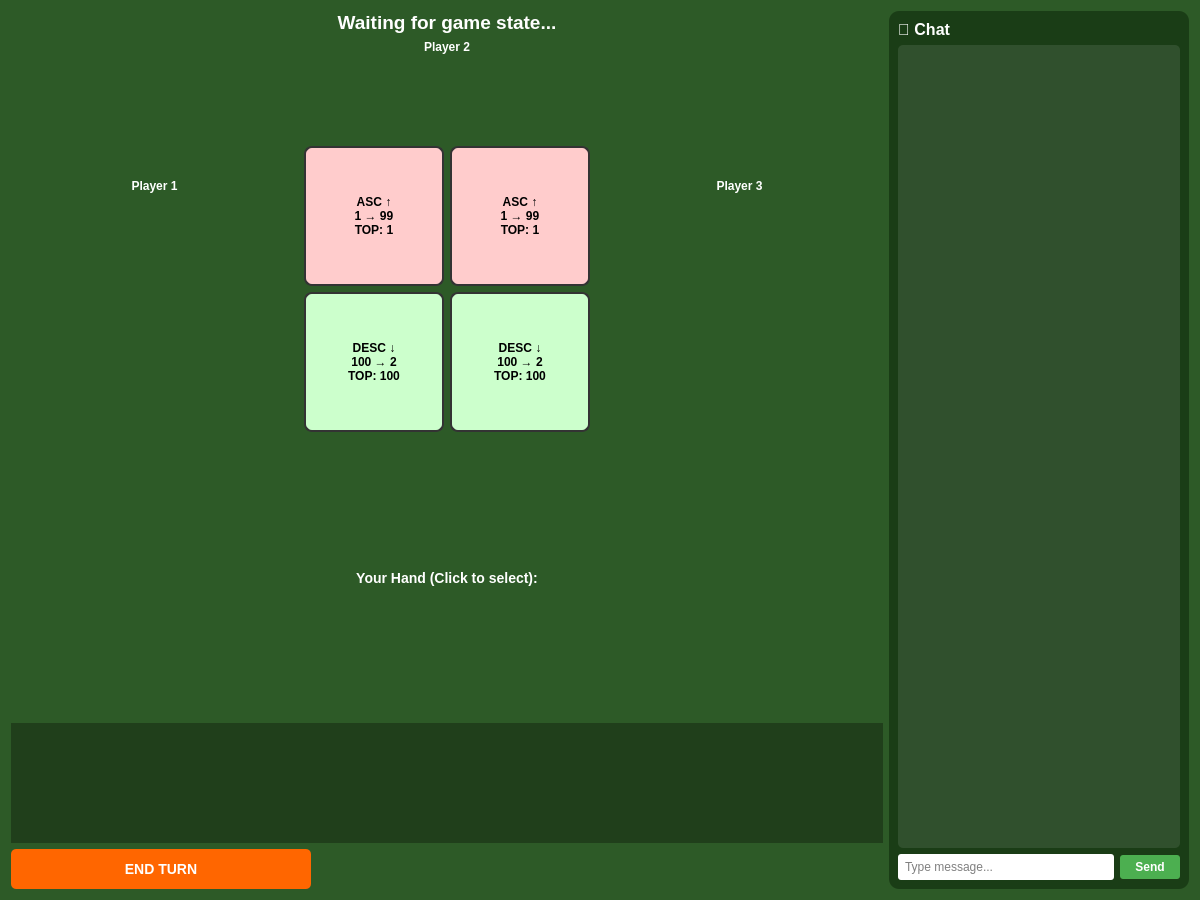
Before: the Qt Designer form TheGame/TheGame_Client/GameBoardWidget.ui in DavidMacovei/TheGame, drawn with Qt 5.
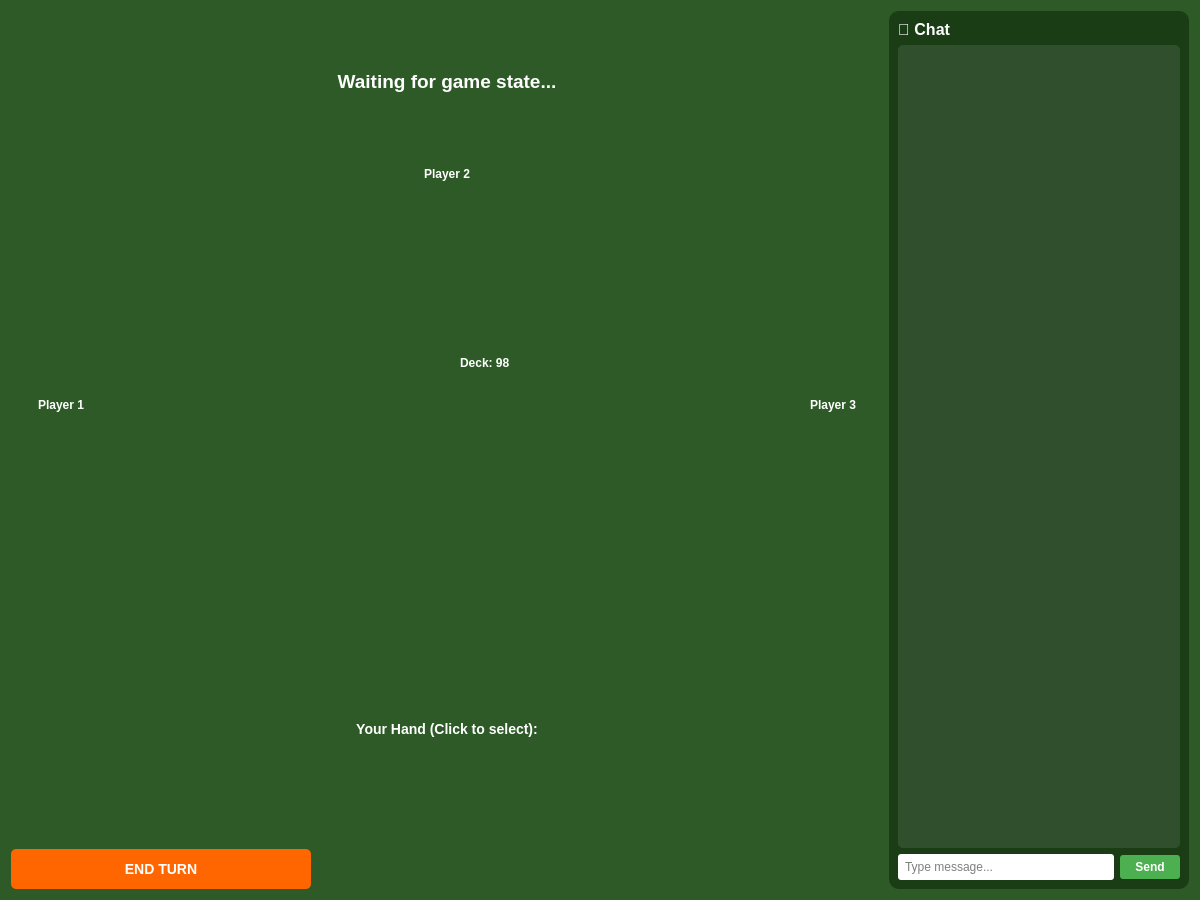
After: the same form once the commit is applied. Custom widgets are drawn as their Qt base class.

Diff of the .ui file:
```diff
--- a/TheGame/TheGame_Client/GameBoardWidget.ui
+++ b/TheGame/TheGame_Client/GameBoardWidget.ui
@@ -59,23 +59,15 @@
          <property name="minimumSize">
           <size>
            <width>0</width>
-           <height>80</height>
+ <height>100</height>
           </size>
          </property>
          <property name="maximumSize">
           <size>
            <width>16777215</width>
-           <height>80</height>
+           <height>120</height>
           </size>
          </property>
-         <property name="styleSheet">
-          <string>background-color: transparent;</string>
-         </property>
-         <layout class="QHBoxLayout" name="player2HandLayout">
-          <property name="spacing">
-           <number>-20</number>
-          </property>
-         </layout>
         </widget>
        </item>
       </layout>
@@ -107,92 +99,117 @@
              <height>200</height>
             </size>
            </property>
+       </widget>
+   </item>
+        </layout>
+       </item>
+     <!-- Center: Deck and Stacks -->
+       <item>
+        <layout class="QVBoxLayout" name="centerLayout">
+         <!-- Draw Deck -->
+         <item>
+          <layout class="QHBoxLayout" name="deckLayout">
+           <item>
+            <spacer name="horizontalSpacer1">
+             <property name="orientation">
+       <enum>Qt::Horizontal</enum>
+             </property>
+     <property name="sizeHint" stdset="0">
+ <size>
+   <width>40</width>
+      <height>20</height>
+          </size>
+             </property>
+ </spacer>
+      </item>
+    <item>
+            <widget class="DeckWidget" name="drawDeck">
+       <property name="minimumSize">
+              <size>
+  <width>80</width>
+     <height>120</height>
+   </size>
+     </property>
+            </widget>
+     </item>
+           <item>
+     <widget class="QLabel" name="lblDeckCount">
+      <property name="minimumSize">
+       <size>
+     <width>60</width>
+   <height>0</height>
+              </size>
+         </property>
            <property name="styleSheet">
-            <string>background-color: transparent;</string>
-           </property>
-           <layout class="QVBoxLayout" name="player1HandLayout">
-            <property name="spacing">
-             <number>-40</number>
-            </property>
-           </layout>
-          </widget>
-         </item>
-        </layout>
-       </item>
-       <!-- Center Stacks -->
+           <string>color: white; font-size: 12px; font-weight: bold; background-color: transparent;</string>
+ </property>
+      <property name="text">
+          <string>Deck: 98</string>
+ </property>
+        <property name="alignment">
+  <set>Qt::AlignmentFlag::AlignLeft|Qt::AlignmentFlag::AlignVCenter</set>
+       </property>
+   </widget>
+           </item>
+     <item>
+      <spacer name="horizontalSpacer2">
+        <property name="orientation">
+       <enum>Qt::Horizontal</enum>
+        </property>
+  <property name="sizeHint" stdset="0">
+       <size>
+          <width>40</width>
+     <height>20</height>
+   </size>
+          </property>
+         </spacer>
+     </item>
+          </layout>
+</item>
+         <!-- Stacks Grid -->
        <item>
         <layout class="QGridLayout" name="stacksLayout">
          <item row="0" column="0">
-          <widget class="QPushButton" name="btnStack1">
+   <widget class="StackWidget" name="stack1">
            <property name="minimumSize">
             <size>
-             <width>100</width>
+             <width>80</width>
              <height>140</height>
             </size>
            </property>
-           <property name="styleSheet">
-            <string>background-color: #ffcccc; font-size: 12px; font-weight: bold; border: 2px solid #333; border-radius: 8px;</string>
-           </property>
-           <property name="text">
-            <string>ASC ↑
-1 → 99
-TOP: 1</string>
-           </property>
           </widget>
          </item>
          <item row="0" column="1">
-          <widget class="QPushButton" name="btnStack2">
+   <widget class="StackWidget" name="stack2">
            <property name="minimumSize">
             <size>
-             <width>100</width>
+        <width>80</width>
              <height>140</height>
             </size>
            </property>
-           <property name="styleSheet">
-            <string>background-color: #ffcccc; font-size: 12px; font-weight: bold; border: 2px solid #333; border-radius: 8px;</string>
-           </property>
-           <property name="text">
-            <string>ASC ↑
-1 → 99
-TOP: 1</string>
-           </property>
           </widget>
          </item>
          <item row="1" column="0">
-          <widget class="QPushButton" name="btnStack3">
+    <widget class="StackWidget" name="stack3">
            <property name="minimumSize">
             <size>
-             <width>100</width>
+         <width>80</width>
              <height>140</height>
             </size>
            </property>
-           <property name="styleSheet">
-            <string>background-color: #ccffcc; font-size: 12px; font-weight: bold; border: 2px solid #333; border-radius: 8px;</string>
-           </property>
-           <property name="text">
-            <string>DESC ↓
-100 → 2
-TOP: 100</string>
-           </property>
           </widget>
          </item>
          <item row="1" column="1">
-          <widget class="QPushButton" name="btnStack4">
+     <widget class="StackWidget" name="stack4">
            <property name="minimumSize">
             <size>
-             <width>100</width>
+               <width>80</width>
              <height>140</height>
             </size>
            </property>
-           <property name="styleSheet">
-            <string>background-color: #ccffcc; font-size: 12px; font-weight: bold; border: 2px solid #333; border-radius: 8px;</string>
-           </property>
-           <property name="text">
-            <string>DESC ↓
-100 → 2
-TOP: 100</string>
-           </property>
-          </widget>
+   </widget>
+    </item>
+   </layout>
          </item>
         </layout>
        </item>
@@ -220,14 +237,6 @@
              <height>200</height>
             </size>
            </property>
-           <property name="styleSheet">
-            <string>background-color: transparent;</string>
-           </property>
-           <layout class="QVBoxLayout" name="player3HandLayout">
-            <property name="spacing">
-             <number>-40</number>
-            </property>
-           </layout>
           </widget>
          </item>
         </layout>
@@ -251,7 +260,7 @@
         </widget>
        </item>
        <item>
-        <widget class="QListWidget" name="listHand">
+        <widget class="CardHandWidget" name="mainPlayerHand">
          <property name="minimumSize">
           <size>
            <width>0</width>
@@ -264,20 +273,6 @@
            <height>120</height>
           </size>
          </property>
-         <property name="styleSheet">
-          <string>QListWidget { background-color: rgba(0,0,0,0.3); border: none; }
-QListWidget::item { background-color: white; border: 2px solid #333; border-radius: 5px; padding: 10px; margin: 2px; min-width: 50px; min-height: 60px; font-size: 16px; font-weight: bold; }
-QListWidget::item:selected { background-color: #ffd700; border: 3px solid #ff6600; }</string>
-         </property>
-         <property name="flow">
-          <enum>QListView::Flow::LeftToRight</enum>
-         </property>
-         <property name="spacing">
-          <number>5</number>
-         </property>
-         <property name="viewMode">
-          <enum>QListView::ViewMode::IconMode</enum>
-         </property>
         </widget>
        </item>
        <item>
@@ -384,6 +379,26 @@
    </item>
   </layout>
  </widget>
+ <customwidgets>
+  <customwidget>
+   <class>CardHandWidget</class>
+   <extends>QWidget</extends>
+   <header>CardHandWidget.h</header>
+   <container>1</container>
+  </customwidget>
+  <customwidget>
+   <class>StackWidget</class>
+ <extends>QWidget</extends>
+   <header>StackWidget.h</header>
+   <container>1</container>
+  </customwidget>
+  <customwidget>
+   <class>DeckWidget</class>
+   <extends>QWidget</extends>
+   <header>DeckWidget.h</header>
+   <container>1</container>
+  </customwidget>
+ </customwidgets>
  <resources/>
  <connections/>
 </ui>
```
Left out of the diff: 8 changed lines with no effect on the pictures. Lines whose indentation alone changed are shown as unchanged.
